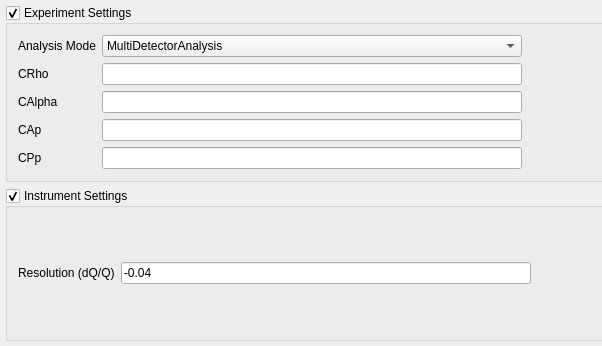
Above: MantidQt/CustomInterfaces/inc/MantidQtCustomInterfaces/Reflectometry/ReflSettingsTabWidget.ui from mantidproject/mantid before the change; both pictures show x 0 to 602 and y 0 to 346 of the 959 by 346 pixel window. Below: the same form after it.
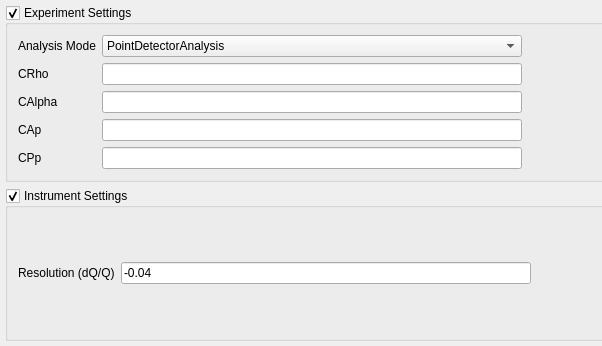
That is the form after the change.

Commit message: Re #16869 Init progress view + other minor changes

Patch:
```diff
--- a/MantidQt/CustomInterfaces/inc/MantidQtCustomInterfaces/Reflectometry/ReflSettingsTabWidget.ui
+++ b/MantidQt/CustomInterfaces/inc/MantidQtCustomInterfaces/Reflectometry/ReflSettingsTabWidget.ui
@@ -40,7 +40,7 @@
               <widget class="QComboBox" name="analysisModeComboBox">
                 <item>
                   <property name="text">
-                    <string>MultiDetectorAnalysis</string>
+                    <string>PointDetectorAnalysis</string>
                   </property>
                 </item>
                 <item>
```
Left out of the diff: 2 changed lines with no effect on the pictures. The commit also changes 2 other files.
